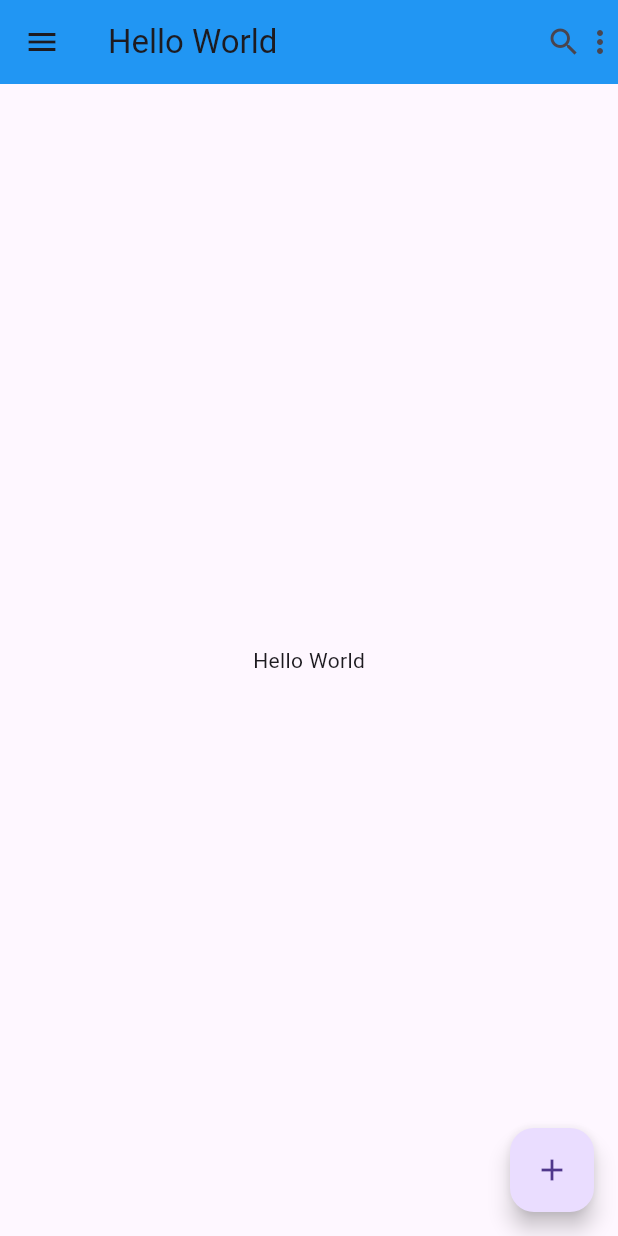
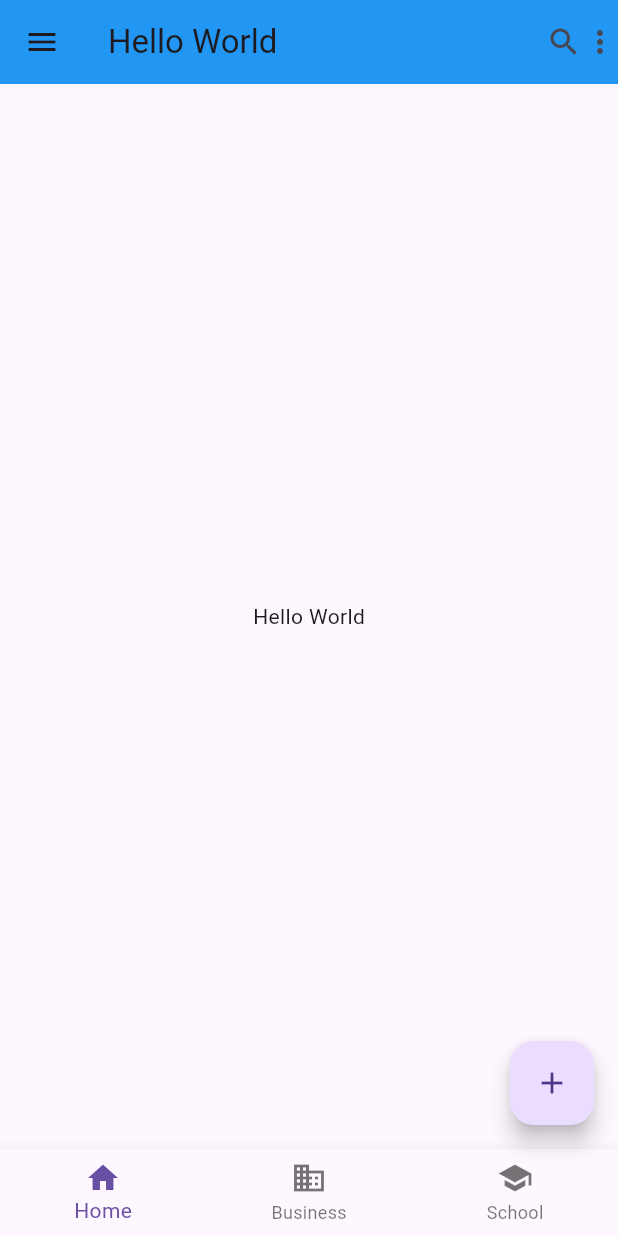
Before and after one commit to dzulfikar05/pmr-mob-dart, a Flutter app: the screen it shows after launch, on a phone screen of 412 x 824 dp. Run offline on Flutter 3.47's test engine with Material 3 defaults, Android fonts, the light colour scheme and no system bars.

Commit message:
bottom nav bar

```diff
--- a/pertemuan6/pertemuan_enam/lib/main.dart
+++ b/pertemuan6/pertemuan_enam/lib/main.dart
@@ -44,6 +44,17 @@ class MyApp extends StatelessWidget {
           onPressed: () {},
           child: const Icon(Icons.add),
         ),
+
+        bottomNavigationBar: BottomNavigationBar(
+          items: const <BottomNavigationBarItem>[
+            BottomNavigationBarItem(icon: Icon(Icons.home), label: 'Home'),
+            BottomNavigationBarItem(
+              icon: Icon(Icons.business),
+              label: 'Business',
+            ),
+            BottomNavigationBarItem(icon: Icon(Icons.school), label: 'School'),
+          ],
+        ),
       ),
     );
   }
```
